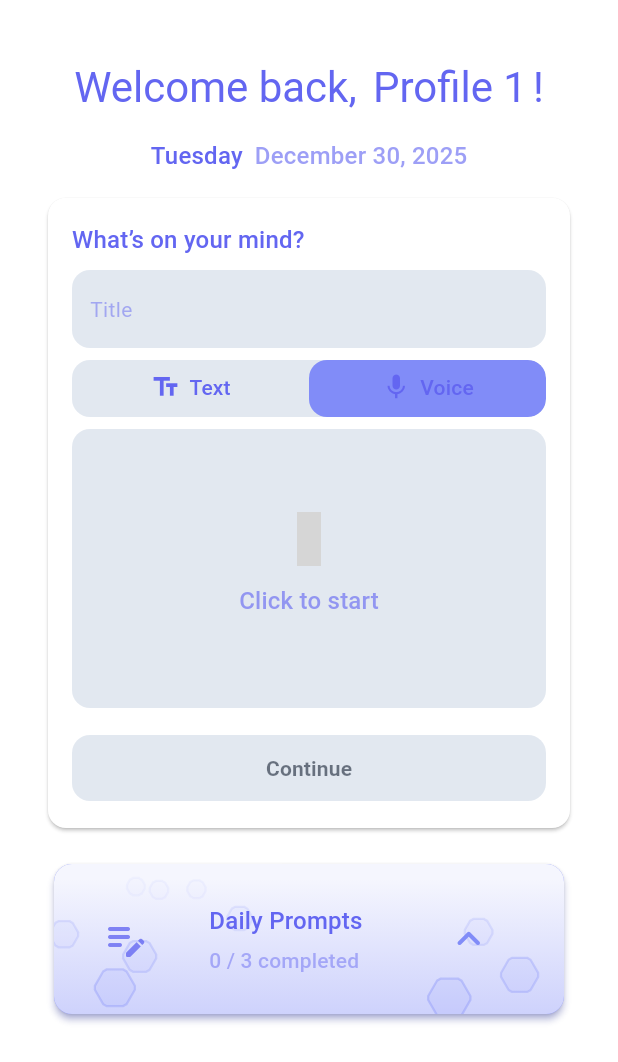
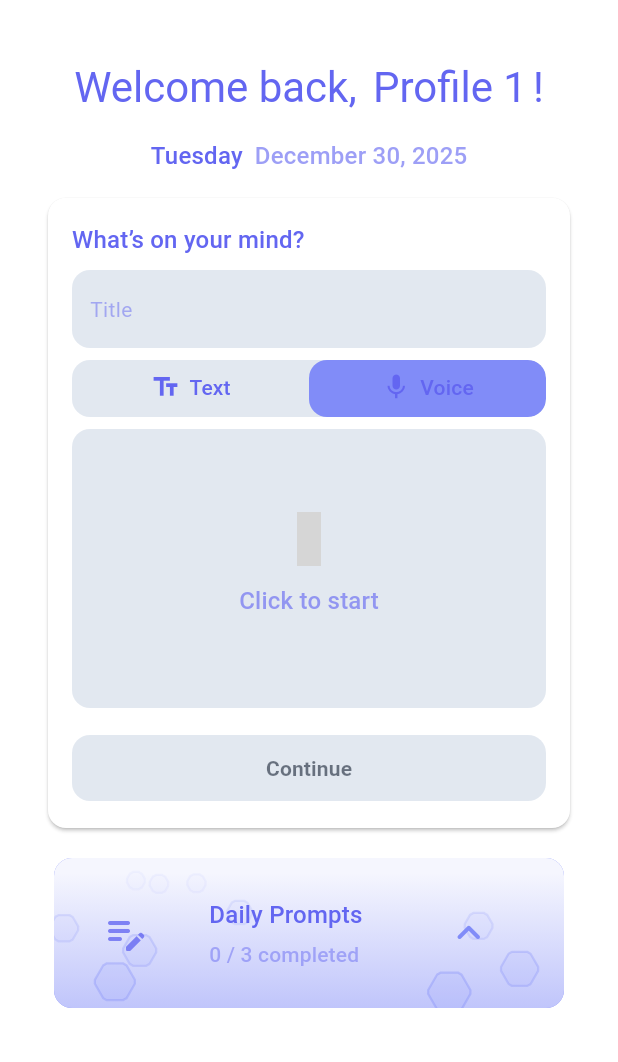
Before and after one commit to XHCFS/beebetter, a Flutter app: the TodayPage screen opened directly with empty values, on a phone screen of 412 x 824 dp. Shown: the top 1062 px of the screen. Run offline on Flutter 3.47's test engine with Material 3 defaults, Android fonts, the light colour scheme and no system bars; our stand-ins replace audioplayers, drift, fl_chart, flutter_card_swiper, flutter_markdown, material_symbols_icons and 3 more; missing offline and left inert: record; accounts and stored records are empty; generated files the repository leaves out were written again; grey boxes are pictures that could not be loaded.

Commit message:
refactor: apply UI consistency improvements across the app
- Standardize border radius (12px for cards, 16px for large features)
- Standardize icon sizes (24px for section headers)
- Standardize spacing (16px between sections)
- Standardize alpha values (128, 160, 200, 240)
- Standardize section header pattern (24px icon + titleMedium)
- Standardize card padding (16px standard)
- Fix typography hierarchy consistency

```diff
--- a/lib/pages/Dashboard/BrowseTab.dart
+++ b/lib/pages/Dashboard/BrowseTab.dart
@@ -135,7 +135,7 @@ class BrowseTabStatefulState extends State<BrowseTab> {
               children: [
                 Icon(
                   Symbols.calendar_month_rounded,
-                  size: 32,
+                  size: 24,
                   color: colorScheme.primary.withAlpha(240),
                 ),
                 const SizedBox(width: 8),
@@ -251,7 +251,7 @@ class BrowseTabStatefulState extends State<BrowseTab> {
               children: [
                 Icon(
                   Symbols.calendar_today_rounded,
-                  size: 32,
+                  size: 24,
                   color: colorScheme.primary.withAlpha(240),
                 ),
                 const SizedBox(width: 8),
--- a/lib/pages/TodayPage/TodayPageUI.dart
+++ b/lib/pages/TodayPage/TodayPageUI.dart
@@ -22,7 +22,7 @@ class TodayPageUI extends StatelessWidget {
       Theme.of(context).colorScheme.surfaceContainerLowest,
     );
     Color inversePrimaryBrighter = Color.alphaBlend(
-      Theme.of(context).colorScheme.inversePrimary.withAlpha(100),
+      Theme.of(context).colorScheme.inversePrimary.withAlpha(128),
       Theme.of(context).colorScheme.surfaceContainerLowest,
     );
 
@@ -75,18 +75,17 @@ class TodayPageUI extends StatelessWidget {
               onContinuePressed: (text) {},
             ),
           ),
-          const SizedBox(height: 20),
+          const SizedBox(height: 16),
 
           // ---------------------------------------------------
           // Daily Prompts
           // ---------------------------------------------------
           Card(
-            elevation: 2,
+            elevation: 0,
             color: colorScheme.inversePrimary,
             shadowColor: colorScheme.inversePrimary,
             shape: RoundedRectangleBorder(
               borderRadius: BorderRadius.circular(12),
-              // side: BorderSide(color: colorScheme.inversePrimary, width: 1),
             ),
             child: InkWell(
               borderRadius: BorderRadius.circular(12),
--- a/lib/widgets/Cards/ExpandingTextOverlay.dart
+++ b/lib/widgets/Cards/ExpandingTextOverlay.dart
@@ -265,7 +265,7 @@ class ExpandingTextOverlayState extends State<ExpandingTextOverlay> {
                                   curve: Curves.easeOut,
                                   child: CustomPaint(
                                     painter: DottedPatternPainter(
-                                      color: colorScheme.inversePrimary.withAlpha(100),
+                                      color: colorScheme.inversePrimary.withAlpha(128),
                                       spacing: 20,
                                       radius: 1.5,
                                     ),
--- a/lib/widgets/Cards/PreviousEntries/PreviousEntry.dart
+++ b/lib/widgets/Cards/PreviousEntries/PreviousEntry.dart
@@ -196,7 +196,7 @@ class _PreviousEntryState extends State<PreviousEntry>
                               padding: const EdgeInsets.symmetric(
                                   horizontal: 8, vertical: 4),
                               decoration: BoxDecoration(
-                                color: colorScheme.inversePrimary.withAlpha(100),
+                                color: colorScheme.inversePrimary.withAlpha(128),
                                 borderRadius: BorderRadius.circular(12),
                                 // border: Border.all(
                                 //     color: colorScheme.inversePrimary, width: 1),
```
